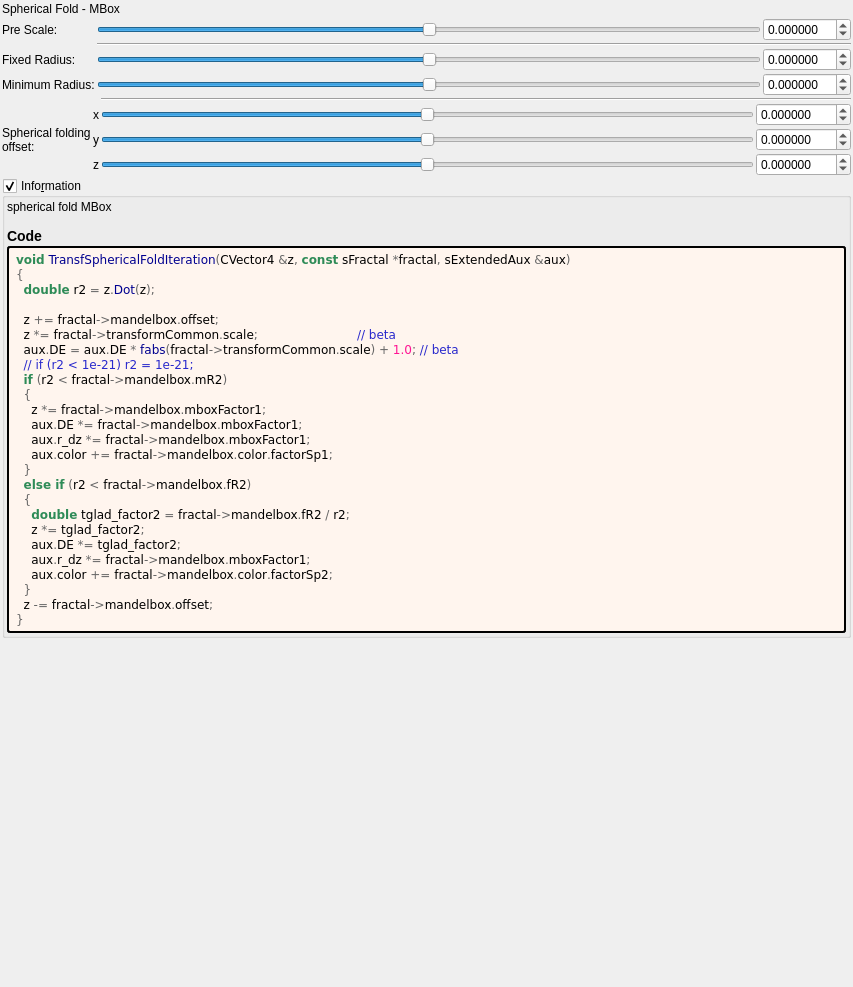
buddhi1980/mandelbulber2, file mandelbulber2/formula/ui/fractal_transf_spherical_fold.ui: the form before one commit.
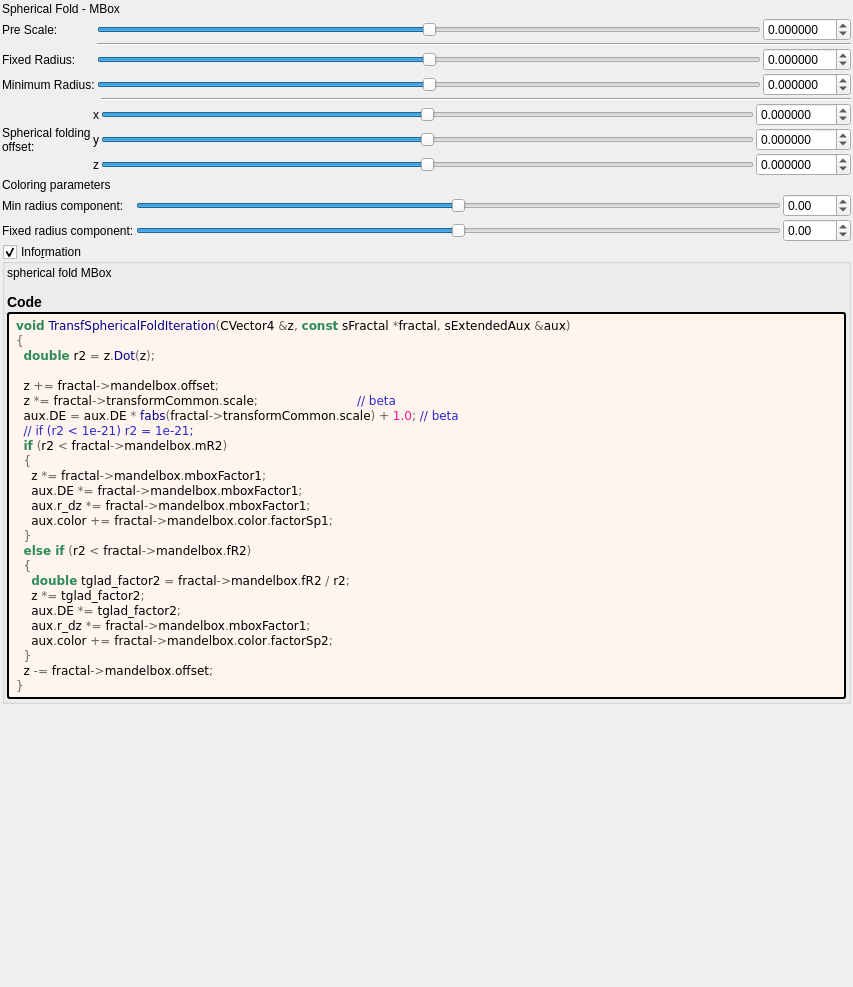
The form after the commit. Custom widgets are drawn as their Qt base class.

Commit message: more general color updates

What changed in the file:
```diff
--- a/mandelbulber2/formula/ui/fractal_transf_spherical_fold.ui
+++ b/mandelbulber2/formula/ui/fractal_transf_spherical_fold.ui
@@ -447,6 +447,134 @@
      </item>
     </layout>
    </item>
+   <item>
+    <layout class="QGridLayout" name="gridLayout_6">
+     <property name="spacing">
+      <number>2</number>
+     </property>
+     <item row="0" column="0">
+      <widget class="QLabel" name="label_53">
+       <property name="text">
+        <string>Coloring parameters</string>
+       </property>
+      </widget>
+     </item>
+     <item row="1" column="2">
+      <widget class="MyDoubleSpinBox" name="spinbox_mandelbox_color_Sp1">
+       <property name="sizePolicy">
+        <sizepolicy hsizetype="Minimum" vsizetype="Maximum">
+         <horstretch>0</horstretch>
+         <verstretch>0</verstretch>
+        </sizepolicy>
+       </property>
+       <property name="prefix">
+        <string/>
+       </property>
+       <property name="suffix">
+        <string/>
+       </property>
+       <property name="decimals">
+        <number>2</number>
+       </property>
+       <property name="minimum">
+        <double>-100.000000000000000</double>
+       </property>
+       <property name="maximum">
+        <double>100.000000000000000</double>
+       </property>
+       <property name="singleStep">
+        <double>0.100000000000000</double>
+       </property>
+      </widget>
+     </item>
+     <item row="1" column="1">
+      <widget class="QSlider" name="slider_mandelbox_color_Sp1">
+       <property name="sizePolicy">
+        <sizepolicy hsizetype="Expanding" vsizetype="Maximum">
+         <horstretch>0</horstretch>
+         <verstretch>0</verstretch>
+        </sizepolicy>
+       </property>
+       <property name="minimum">
+        <number>-500</number>
+       </property>
+       <property name="maximum">
+        <number>500</number>
+       </property>
+       <property name="singleStep">
+        <number>1</number>
+       </property>
+       <property name="orientation">
+        <enum>Qt::Horizontal</enum>
+       </property>
+      </widget>
+     </item>
+     <item row="1" column="0">
+      <widget class="QLabel" name="label_28">
+       <property name="text">
+        <string>Min radius component:</string>
+       </property>
+      </widget>
+     </item>
+     <item row="2" column="2">
+      <widget class="MyDoubleSpinBox" name="spinbox_mandelbox_color_Sp2">
+       <property name="sizePolicy">
+        <sizepolicy hsizetype="Minimum" vsizetype="Maximum">
+         <horstretch>0</horstretch>
+         <verstretch>0</verstretch>
+        </sizepolicy>
+       </property>
+       <property name="prefix">
+        <string/>
+       </property>
+       <property name="suffix">
+        <string/>
+       </property>
+       <property name="decimals">
+        <number>2</number>
+       </property>
+       <property name="minimum">
+        <double>-100.000000000000000</double>
+       </property>
+       <property name="maximum">
+        <double>100.000000000000000</double>
+       </property>
+       <property name="singleStep">
+        <double>0.100000000000000</double>
+       </property>
+      </widget>
+     </item>
+     <item row="2" column="1">
+      <widget class="QSlider" name="slider_mandelbox_color_Sp2">
+       <property name="sizePolicy">
+        <sizepolicy hsizetype="Expanding" vsizetype="Maximum">
+         <horstretch>0</horstretch>
+         <verstretch>0</verstretch>
+        </sizepolicy>
+       </property>
+       <property name="minimum">
+        <number>-500</number>
+       </property>
+       <property name="maximum">
+        <number>500</number>
+       </property>
+       <property name="singleStep">
+        <number>1</number>
+       </property>
+       <property name="orientation">
+        <enum>Qt::Horizontal</enum>
+       </property>
+      </widget>
+     </item>
+     <item row="2" column="0">
+      <widget class="QLabel" name="label_29">
+       <property name="text">
+        <string>Fixed radius component:</string>
+       </property>
+      </widget>
+     </item>
+    </layout>
+   </item>
    <item>
     <widget class="MyGroupBox" name="groupCheck_info">
      <property name="title">
```
Left out of the diff: 126 changed lines with no effect on the pictures. Lines whose indentation alone changed are shown as unchanged. The commit also changes 9 other files.
